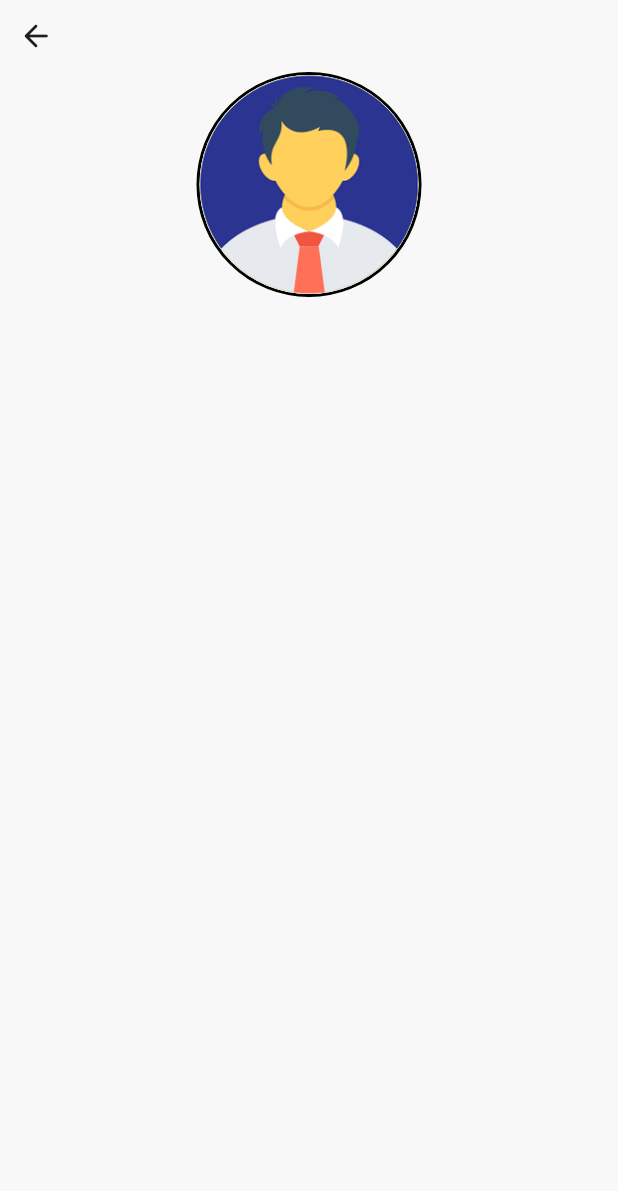
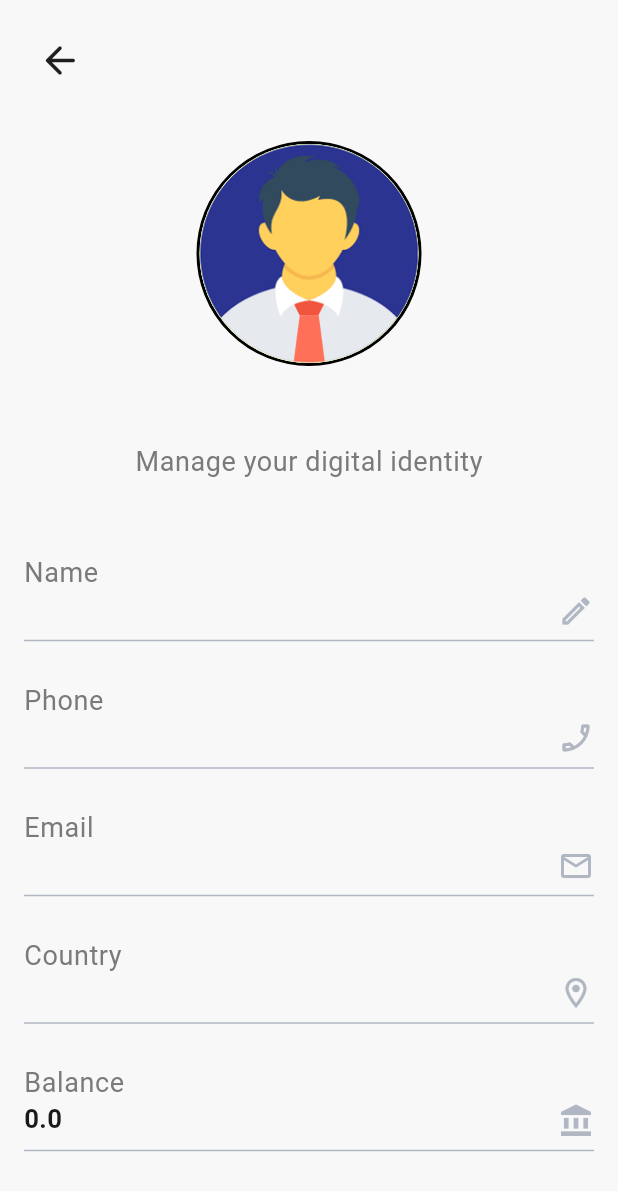
Before and after one commit to ENG2Osama/financial_app, a Flutter app: the profileView screen opened by its route, on a phone screen of 412 x 824 dp. Shown: the top 1191 px of the screen. Run offline on Flutter 3.47's test engine with Material 3 defaults, Android fonts, the phone set to English and light mode, and no system bars; our stand-ins replace flutter_screenutil, shared_preferences; accounts and stored records are empty.

Commit message:
add Profile

```diff
--- a/lib/core/constants/appColors.dart
+++ b/lib/core/constants/appColors.dart
@@ -13,7 +13,7 @@ class appColors {
   static Color textLight = Color(0xfffffffff);
   static Color border = Color(0xffe5e5e5e);
   static Color succe = Color(0xff22c55e);
-  static Color error = Color(0xffef4444);
+  static Color error = Colors.red;
   static Color warning = Color(0xfff59e0b);
   static Color info = Color(0xff3b82f6);
   static Color inactiveIcon = Color(0xff9e9e9e);
--- a/lib/core/theme/light/textThemeLight.dart
+++ b/lib/core/theme/light/textThemeLight.dart
@@ -7,7 +7,7 @@ class textthemelight {
         fontSize: 32,
         fontWeight: FontWeight.bold),
     bodyMedium: TextStyle(
-      fontSize: 20,
+      fontSize: 26,
       fontWeight: FontWeight.bold,
       color: appColors.textPrimary,
     ),
--- a/lib/feature/homePage/view/NotificationsView.dart
+++ b/lib/feature/Setting/view/NotificationsView.dart
@@ -1,9 +1,9 @@
 import 'package:financial_app/core/constants/appSizes.dart';
-import 'package:financial_app/feature/homePage/widgets/customerCardNotifications.dart';
 import 'package:flutter/cupertino.dart';
 import 'package:flutter/material.dart';
 
 import '../../../core/constants/appColors.dart';
+import '../widget/customerCardNotifications.dart';
 
 class notification extends StatelessWidget {
   const notification({super.key});
--- /dev/null
+++ b/lib/feature/Setting/view/ProfileView.dart
@@ -0,0 +1,125 @@
+import 'package:financial_app/core/constants/appColors.dart';
+import 'package:financial_app/core/constants/appSizes.dart';
+import 'package:financial_app/feature/auth/viewmodel/usesViewModel.dart';
+import 'package:financial_app/route/namePages.dart';
+import 'package:flutter/cupertino.dart';
+import 'package:flutter/material.dart';
+import 'package:flutter_screenutil/flutter_screenutil.dart';
+import 'package:provider/provider.dart';
+
+import '../widget/customerViewInfo.dart';
+
+class profileView extends StatelessWidget {
+  const profileView({super.key});
+
+  @override
+  Widget build(BuildContext context) {
+    return Scaffold(
+
+        body:
+      Container(padding: EdgeInsets.all(appSizes.padding),
+        width: double.infinity,
+      child: SingleChildScrollView(
+        child: Column(
+          crossAxisAlignment: CrossAxisAlignment.start,
+          children: [
+            IconButton(onPressed: (){
+              Navigator.of(context).pop();
+
+            }, icon: Icon(Icons.arrow_back_rounded),iconSize: 30,),
+            SizedBox(
+              height: 30,
+            ),
+            Container(
+              width: double.infinity,
+              child: Column(
+              crossAxisAlignment: CrossAxisAlignment.center,
+                children: [
+                  Container(
+                    width: 150,
+                    height: 150,
+                    decoration: BoxDecoration(
+                    borderRadius: BorderRadius.circular(1000)
+                        ,border: Border.all(color: appColors.secondary,width: 2,style:BorderStyle.solid)
+
+                  ),
+                    child: CircleAvatar(
+
+                      foregroundImage: AssetImage('assets/images/download.png'),
+                    ),
+                  ),
+                  SizedBox(height: 10,),
+                  Consumer<userViewModel>(
+                    builder: (context, value, child) =>
+                        Text('${value.firstName} ${value.lastName}',style: Theme.of(context).textTheme.bodyMedium,),
+
+                  ),
+                  SizedBox(height: 5,),
+                  Text('Manage your digital identity',style: Theme.of(context).textTheme.bodySmall,),
+
+                ],
+              ),
+            ),
+
+        SizedBox(height: 50,),
+        Consumer<userViewModel>(builder: (context, value, child)
+        =>  customerViewInfro(subTitel:"${value.firstName} ${value.lastName}" ,Titel: "Name",
+            IconsInfro: Icon(Icons.mode_edit_outline_outlined,color: appColors.textHint,)),)
+
+            ,Selector<userViewModel,String>(
+              builder: (context, value, child) => customerViewInfro(Titel: "Phone",
+                subTitel: "${value}",IconsInfro: Icon(Icons.phone_enabled_outlined,color: appColors.textHint,),
+              ),
+              selector: (context, value) => value.phone,
+            ),Selector<userViewModel,String>(
+              builder: (context, value, child) => customerViewInfro(Titel: "Email",
+                subTitel: "${value}",IconsInfro: Icon(Icons.email_outlined,color: appColors.textHint,),
+              ),
+              selector: (context, value) => value.email,
+            ),
+            Selector<userViewModel,String>(
+              builder: (context, value, child) => customerViewInfro(Titel: "Country",
+                subTitel: "${value}",IconsInfro: Icon(Icons.location_on_outlined,color: appColors.textHint,),
+              ),
+              selector: (context, value) => value.country,
+
+            ),
+
+            Selector<userViewModel,double>(
+              builder: (context, value, child) => customerViewInfro(Titel: "Balance",
+                subTitel: "${value}",IconsInfro: Icon(Icons.account_balance,color: appColors.textHint,),
+              ),
+              selector: (context, value) => value.Balance,
+
+            ),
+
+            SizedBox(height: 30,),
+            Center(
+              child:
+              ElevatedButton(
+                style: ElevatedButton.styleFrom(
+                  backgroundColor: appColors.error,
+                  foregroundColor: appColors.primary,
+                  minimumSize: Size(350.w, 56),
+                  shape: RoundedRectangleBorder(
+                    borderRadius: BorderRadius.circular(15)
+                  )
+                ),
+                  onPressed: (){
+                  Navigator.of(context).popAndPushNamed(namePages.login);
+              }, child: Text('Delete account',style: Theme.of(context).textTheme.bodyMedium!.copyWith(
+                fontSize: 20,
+                color: appColors.onSecondary,
+              ),)),
+            )
+
+
+
+          ]
+        ),
+      ),
+    )
+    );
+
+  }
+}
--- /dev/null
+++ b/lib/feature/Setting/widget/customerViewInfo.dart
@@ -0,0 +1,44 @@
+import 'package:flutter/cupertino.dart';
+import 'package:flutter/material.dart';
+import 'package:flutter_screenutil/flutter_screenutil.dart';
+
+import '../../../core/constants/appColors.dart';
+
+class customerViewInfro extends StatelessWidget {
+  final String subTitel;
+  final String Titel;
+  final Icon IconsInfro;
+  const customerViewInfro({super.key,
+    required this.subTitel,
+    required this.Titel,
+    required this.IconsInfro});
+
+  @override
+  Widget build(BuildContext context) {
+    return  Column(
+      children: [
+
+
+      Container(child:
+    Row(mainAxisAlignment: MainAxisAlignment.spaceBetween,
+      crossAxisAlignment: CrossAxisAlignment.end,
+      children: [
+        Column(
+          crossAxisAlignment: CrossAxisAlignment.start,
+          children: [
+            Text("$Titel",style: Theme.of(context).textTheme.bodySmall,),
+            Text("$subTitel",style: Theme.of(context).textTheme.bodyMedium!.copyWith(
+                fontSize: 15.sp
+            ),),
+          ],
+        ),
+       IconsInfro
+
+      ],
+    ),),
+    Divider(color: appColors.textHint,),
+    SizedBox(height: 20,)
+      ],
+    );
+  }
+}
--- a/lib/feature/auth/model/userModel.dart
+++ b/lib/feature/auth/model/userModel.dart
@@ -3,6 +3,8 @@ class UserModel {
   final String lastName;
   final String email;
   final String password;
+  final String country;
+  final String phone;
    double Balance=0.0;
 
    UserModel({
@@ -11,6 +13,8 @@ class UserModel {
     required this.email,
     required this.password,
     required this.Balance,
+    required this.country,
+    required this.phone,
   });
 
 
@@ -19,98 +23,141 @@ class UserModel {
 
   static List<Map> localUsers=[
     {
-  "firstName": "Liam",
-  "lastName": "Smith",
-  "email": "liam.smith99@gmail.com",
+      "firstName": "Ahmed",
+      "lastName": "AlAriqi",
+      "email": "ahmed1023@gmail.com",
+      "phone": "+999701234001",
+      "country": "Noor Republic",
       "balance": 1500.50,
-  "password": "pAword_L1am"
+      "password": "Ahmed_1023"
     },
     {
-    "firstName": "Olivia",
-    "lastName": "Jones",
-  "email": "olivia.j.88@gmail.com",
+      "firstName": "Sara",
+      "lastName": "AlHashmi",
+      "email": "sara2045@gmail.com",
+      "phone": "+999701234002",
+      "country": "Waha Kingdom",
       "balance": 3200.00,
-  "password": "Liv_Secure_2026"
+      "password": "Sara_2045"
     },
     {
-    "firstName": "Noah",
-    "lastName": "Miller",
-  "email": "noah.miller.dev@gmail.com",
+      "firstName": "Khaled",
+      "lastName": "AlShamiri",
+      "email": "khaled3187@gmail.com",
+      "phone": "+999701234003",
+      "country": "Rimal Union",
       "balance": 450.75,
-  "password": "N0ah_M!ll3r_9"
+      "password": "Khaled_3187"
     },
-  {"firstName": "Emma",
-    "lastName": "Davis",
-  "email": "emma.davis.ui@gmail.com",
+    {
+      "firstName": "Fatima",
+      "lastName": "AlMaqdashi",
+      "email": "fatima4261@gmail.com",
+      "phone": "+999701234004",
+      "country": "Ofoq Republic",
       "balance": 9800.20,
-  "password": "EmMa_@_SafePass"
+      "password": "Fatima_4261"
     },
-  {"firstName": "Oliver",
-    "lastName": "Wilson",
-  "email": "oliver.wilson.biz@gmail.com",
+    {
+      "firstName": "Yousef",
+      "lastName": "AlAnsi",
+      "email": "yousef5374@gmail.com",
+      "phone": "+999701234005",
+      "country": "Zumorod State",
       "balance": 120.00,
-  "password": "Oli_Wils_#876"
+      "password": "Yousef_5374"
     },
-  {"firstName": "Ava",
-    "lastName": "Taylor",
-  "email": "ava.taylor.95@gmail.com",
+    {
+      "firstName": "Reem",
+      "lastName": "AlQaisi",
+      "email": "reem6482@gmail.com",
+      "phone": "+999701234006",
+      "country": "Sahab Kingdom",
       "balance": 5600.40,
-  "password": "Ava_T_Strong_Px"
+      "password": "Reem_6482"
     },
-  {"firstName": "Elijah",
-    "lastName": "Thomas",
-  "email": "elijah.t.tech@gmail.com",
+    {
+      "firstName": "Mazen",
+      "lastName": "AlHakimi",
+      "email": "mazen7529@gmail.com",
+      "phone": "+999701234007",
+      "country": "Nogoom Union",
       "balance": 230.15,
-  "password": "El1jAh_Th0m4s!"
+      "password": "Mazen_7529"
     },
-  {"firstName": "Sophia",
-    "lastName": "Moore",
-  "email": "sophia.moore.design@gmail.com",
+    {
+      "firstName": "Nora",
+      "lastName": "AlZubairi",
+      "email": "nora8641@gmail.com",
+      "phone": "+999701234008",
+      "country": "Fajr Republic",
       "balance": 7400.00,
-  "password": "Soph_M00re_Xyz"
+      "password": "Nora_8641"
     },
-  {"firstName": "James",
-    "lastName": "Jackson",
-  "email": "james.j.92@gmail.com",
+    {
+      "firstName": "Ali",
+      "lastName": "AlMatari",
+      "email": "ali9752@gmail.com",
+      "phone": "+999701234009",
+      "country": "Qimam State",
       "balance": 15.50,
-  "password": "Jam3s_J@ckson_9"
+      "password": "Ali_9752"
     },
-  {"firstName": "Isabella",
-    "lastName": "White",
-  "email": "isabella.w.finance@gmail.com",
+    {
+      "firstName": "Maha",
+      "lastName": "AlSabri",
+      "email": "maha1086@gmail.com",
+      "phone": "+999701234010",
+      "country": "Wadi Kingdom",
       "balance": 12500.90,
-  "password": "Isa_Wh1te_Locked"
+      "password": "Maha_1086"
     },
-  {"firstName": "Benjamin",
-    "lastName": "Harris",
-  "email": "benjamin.harris.90@gmail.com",
+    {
+      "firstName": "Hassan",
+      "lastName": "AlJabri",
+      "email": "hassan2194@gmail.com",
+      "phone": "+999701234011",
+      "country": "Bahr Union",
       "balance": 890.30,
-  "password": "Ben_Harr1s_#2026"
+      "password": "Hassan_2194"
     },
-  {"firstName": "Mia",
-    "lastName": "Martin",
-  "email": "mia.martin.arts@gmail.com",
+    {
+      "firstName": "Layan",
+      "lastName": "AlOmari",
+      "email": "layan3307@gmail.com",
+      "phone": "+999701234012",
+      "country": "Rawda Republic",
       "balance": 3100.00,
-  "password": "Mia_M@rtin_Secure"
+      "password": "Layan_3307"
     },
-  {"firstName": "Lucas",
-    "lastName": "Clark",
-  "email": "lucas.clark.code@gmail.com",
+    {
+      "firstName": "Tariq",
+      "lastName": "AlSaqaf",
+      "email": "tariq4418@gmail.com",
+      "phone": "+999701234013",
+      "country": "Amal State",
       "balance": 420.00,
-  "password": "Luc4s_Cl@rk_Pass"
+      "password": "Tariq_4418"
     },
-  {"firstName": "Charlotte",
-    "lastName": "Lewis",
-  "email": "charlotte.l.94@gmail.com",
+    {
+      "firstName": "Hend",
+      "lastName": "AlHaddad",
+      "email": "hend5529@gmail.com",
+      "phone": "+999701234014",
+      "country": "Shorouq Kingdom",
       "balance": 670.45,
-  "password": "Char_Lew1s_94!!"
+      "password": "Hend_5529"
     },
-  {"firstName": "Henry",
-    "lastName": "Walker",
-  "email": "henry.walker.sales@gmail.com",
+    {
+      "firstName": "Abdullah",
+      "lastName": "AlNuaimi",
+      "email": "abdullah6631@gmail.com",
+      "phone": "+999701234015",
+      "country": "Hilal Union",
       "balance": 2100.10,
-  "password": "HenRy_W@lker_88"
+      "password": "Abdullah_6631"
     }
-  ];
+  ]
+ ;
 
 }
--- a/lib/feature/auth/viewmodel/signUpViewModel.dart
+++ b/lib/feature/auth/viewmodel/signUpViewModel.dart
@@ -89,12 +89,15 @@ class SignUpViewModel extends ChangeNotifier {
     notifyListeners();
 
     await Future.delayed(const Duration(seconds: 2));
-    context.read<userViewModel>().allUser(UserModel(
+    context.read<userViewModel>().allUser(
+        UserModel(
         firstName: firstNameController.text.trim(),
         lastName: lastNameController.text.trim(),
         email: emailController.text.trim(),
         password: passwordController.text
-        ,Balance: 0.0
+        ,Balance: 0.0,
+          phone: "There is NO",
+          country: "There is NO"
     ));
 //osa@gmail.com
 
--- a/lib/feature/auth/viewmodel/usesViewModel.dart
+++ b/lib/feature/auth/viewmodel/usesViewModel.dart
@@ -33,6 +33,8 @@ void allUser(UserModel newUser){
         email: element["email"],
         password: element["password"],
         Balance: element["balance"],
+          country: element["country"],
+        phone: element["phone"]
       );
 
 
@@ -48,7 +50,11 @@ void allUser(UserModel newUser){
 
   }
 get Balance=>_userModel?.Balance ?? 0.0;
-get firstName=>_userModel?.firstName ?? " o";
+get firstName=>_userModel?.firstName ?? " ";
+get lastName=>_userModel?.lastName ?? " ";
+get phone=>_userModel?.phone ?? " ";
+get country=>_userModel?.country ?? " ";
+get email=>_userModel?.email ?? " ";
 
 
 
--- a/lib/feature/homePage/view/ProfileView.dart
+++ /dev/null
@@ -1,41 +0,0 @@
-import 'package:financial_app/core/constants/appColors.dart';
-import 'package:flutter/cupertino.dart';
-import 'package:flutter/material.dart';
-import 'package:flutter_screenutil/flutter_screenutil.dart';
-
-class profileView extends StatelessWidget {
-  const profileView({super.key});
-
-  @override
-  Widget build(BuildContext context) {
-    return Scaffold(body:
-      Container(width: double.infinity,
-      child: Column(
-        crossAxisAlignment: CrossAxisAlignment.start,
-        children: [
-          IconButton(onPressed: (){}, icon: Icon(Icons.arrow_back_rounded)),
-          Row(
-mainAxisAlignment: MainAxisAlignment.center,
-            children: [
-              Container(
-                width: 150,
-                height: 150,
-                decoration: BoxDecoration(
-                borderRadius: BorderRadius.circular(1000)
-                    ,border: Border.all(color: appColors.secondary,width: 2,style:BorderStyle.solid)
-
-              ),
-                child: CircleAvatar(
-
-                  foregroundImage: AssetImage('assets/images/download.png'),
-                ),
-              ),
-            ],
-          )
-
-        ],
-      ),)
-    );
-
-  }
-}
--- a/lib/route/appRoute.dart
+++ b/lib/route/appRoute.dart
@@ -5,8 +5,9 @@ import 'package:financial_app/feature/onboarding/view/onboarding_view.dart';
 import 'package:financial_app/route/namePages.dart';
 import 'package:flutter/material.dart';
 
-import '../feature/homePage/view/NotificationsView.dart';
-import '../feature/homePage/view/ProfileView.dart';
+import '../feature/Setting/view/NotificationsView.dart';
+import '../feature/Setting/view/ProfileView.dart';
+
 
 class appRoute {
   static Map<String, WidgetBuilder> routes = {
```
Also changed, not shown: lib/feature/Setting/widget/customerCardNotifications.dart (renamed from lib/feature/homePage/widgets/customerCardNotifications.dart, +12 -3 lines), lib/feature/homePage/view/homePage.dart (+5 -3 lines). Lines whose indentation alone changed are shown as unchanged.
